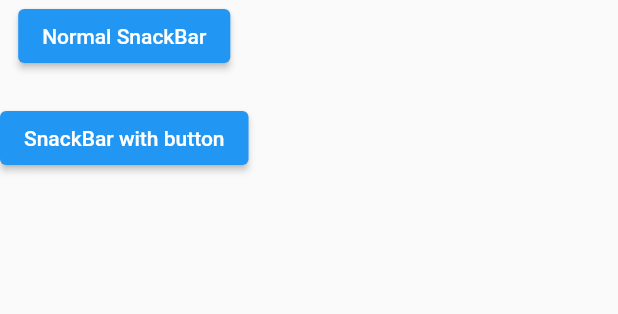
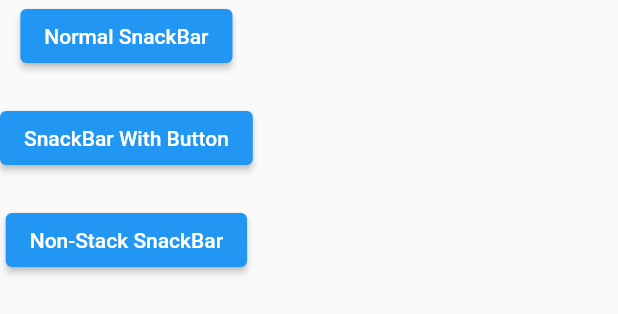
Before and after one commit to samuelchou/flutter_playground, a Flutter app: the HomePage widget shown alone on an empty page, opened directly, on a phone screen of 412 x 824 dp. Shown: the top 314 px of the screen. Run offline on Flutter 3.47's test engine with Material 2 defaults, Android fonts, the phone set to English and light mode, and no system bars.

Commit message:
feat(snack-bar): demo un-stacked.

```diff
--- a/lib/snackbar.dart
+++ b/lib/snackbar.dart
@@ -30,7 +30,11 @@ class HomePage extends StatelessWidget {
         ),
         ElevatedButton(
           onPressed: () => snackBarWithUndo(context, 'Hello!'),
-          child: const Text('SnackBar with button'),
+          child: const Text('SnackBar With Button'),
+        ),
+        ElevatedButton(
+          onPressed: () => onlyOneSnackBar(context, 'Only one shows up!'),
+          child: const Text('Non-Stack SnackBar'),
         ),
       ],
     );
@@ -57,3 +61,9 @@ void snackBarWithUndo(BuildContext context, String text) {
       ));
   ScaffoldMessenger.of(context).showSnackBar(snackBar);
 }
+
+void onlyOneSnackBar(BuildContext context, String text) {
+  final snackBar = SnackBar(content: Text(text));
+  ScaffoldMessenger.of(context).clearSnackBars();
+  ScaffoldMessenger.of(context).showSnackBar(snackBar);
+}
```
